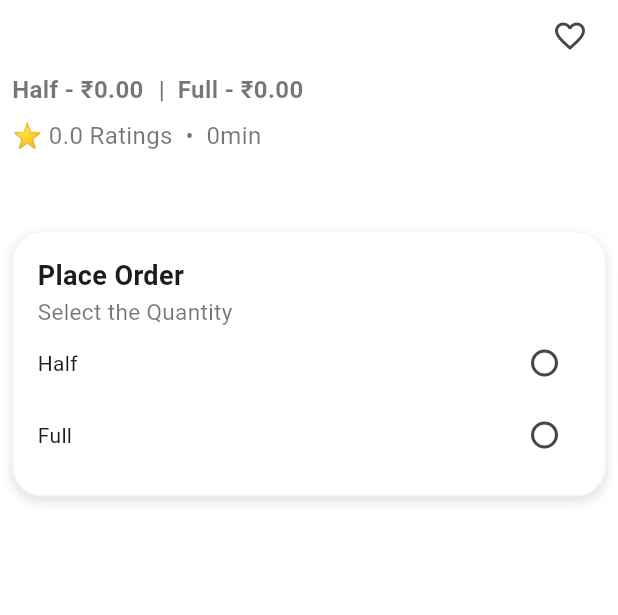
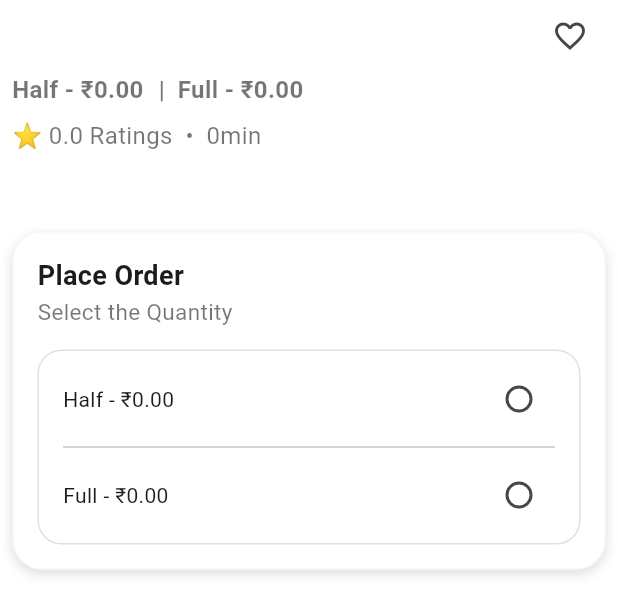
Before and after one commit to jaishree29/digital_canteen, a Flutter app: the FoodDetails widget shown alone on an empty page, opened directly with empty values, on a phone screen of 412 x 824 dp. Shown: the top 615 px of the screen. Run offline on Flutter 3.47's test engine with Material 3 defaults, Android fonts, the phone set to English and light mode, and no system bars; our stand-ins replace carousel_slider, cloud_firestore, firebase_auth, firebase_core, google_sign_in, shared_preferences; missing offline and left inert: image_card; accounts and stored records are empty; network calls fail.

Commit message:
UI Updates

```diff
--- a/lib/views/Orders/food_details.dart
+++ b/lib/views/Orders/food_details.dart
@@ -129,11 +129,18 @@ class FoodDetails extends StatelessWidget {
                     'Select the Quantity',
                     style: TextStyle(fontSize: 15, color: Colors.black54),
                   ),
-
+                  const SizedBox(height: 15,),
                   // Quantity Selector
                    if (priceData != null)
-                    QuantitySelector(
-                      priceData: priceData,
+                    Container(
+                      padding: const EdgeInsets.all(8),
+                      decoration: BoxDecoration(
+                        borderRadius: const BorderRadius.all(Radius.circular(16)),
+                        border: Border.all(color: Colors.black12),
+                      ),
+                      child: QuantitySelector(
+                        priceData: priceData,
+                      ),
                     )
                   else
                     const Text(
@@ -144,6 +151,7 @@ class FoodDetails extends StatelessWidget {
               ),
             ),
           ),
+          const SizedBox(height: 16),
         ],
       ),
     );
--- a/lib/views/Orders/quantity_selector.dart
+++ b/lib/views/Orders/quantity_selector.dart
@@ -1,8 +1,7 @@
 import 'package:flutter/material.dart';
 
 class QuantitySelector extends StatefulWidget {
-  final Map<String, dynamic>
-      priceData; // Map containing 'half' and 'full' as keys
+  final Map<String, dynamic> priceData;
 
   const QuantitySelector({
     super.key,
@@ -39,13 +38,25 @@ class _QuantitySelectorState extends State<QuantitySelector> {
     bool hasHalf = widget.priceData.containsKey('half');
     bool hasFull = widget.priceData.containsKey('full');
 
-    return Column(
+    double? halfPrice = widget.priceData['half'] != null
+        ? (widget.priceData['half'] as num).toDouble()
+        : null;
+    double? fullPrice = widget.priceData['full'] != null
+        ? (widget.priceData['full'] as num).toDouble()
+        : null;
+
+    return Padding(
+      padding: const EdgeInsets.symmetric(horizontal: 8.0),
+      child: Column(
         children: [
           if (hasHalf)
+            Column(
+              children: [
                 Row(
                   mainAxisAlignment: MainAxisAlignment.spaceBetween,
                   children: [
-              const Expanded(child: Text('Half')),
+                    Expanded(
+                        child: Text('Half - ₹${halfPrice?.toStringAsFixed(2)}')),
                     Radio<String>(
                       value: widget.priceData['half'].toString(),
                       groupValue: selectedPriceOption,
@@ -53,12 +64,15 @@ class _QuantitySelectorState extends State<QuantitySelector> {
                     ),
                   ],
                 ),
-
+                const Divider(),
+              ],
+            ),
           if (hasFull)
             Row(
               mainAxisAlignment: MainAxisAlignment.spaceBetween,
               children: [
-              const Expanded(child: Text('Full')),
+                Expanded(
+                    child: Text('Full - ₹${fullPrice?.toStringAsFixed(2)}')),
                 Radio<String>(
                   value: widget.priceData['full'].toString(),
                   groupValue: selectedPriceOption,
@@ -67,6 +81,7 @@ class _QuantitySelectorState extends State<QuantitySelector> {
               ],
             ),
         ],
+      ),
     );
   }
 }
--- a/lib/widgets/cards.dart
+++ b/lib/widgets/cards.dart
@@ -34,7 +34,7 @@ class NCards extends StatelessWidget {
             minChildSize: 1.0,
             expand: true,
             builder: (context, scrollController) {
-              return FoodPage(foodId: foodId);
+              return FoodPage(foodId: foodId,scrollController: scrollController);
             },
           );
         },
```
Also changed, not shown: lib/views/Orders/bottom_bar.dart (+8 -3 lines), lib/views/Orders/food_page.dart (+35 -6 lines), pubspec.lock. Lines whose indentation alone changed are shown as unchanged.
